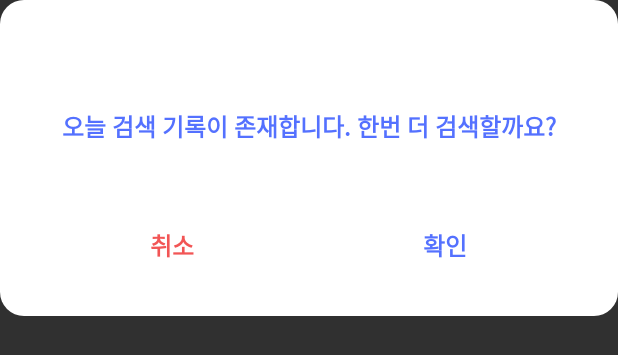
After one commit to b1ctory/Trading-Bot-Mobile, an Android app: the layout layout_dialog.xml on its own in the app's theme, with its tools: preview values and no code run, on a phone screen of 412 x 824 dp. The commit adds this screen. Shown: the top 355 px of the screen. Run offline under Robolectric (Android 15) with nearby library versions, the phone set to English and light mode, and no system bars.

Commit message:
add: Dialog layout and styles

```diff
--- /dev/null
+++ b/Android/app/src/main/res/drawable/style_dialog.xml
@@ -0,0 +1,7 @@
+<shape
+    xmlns:android="http://schemas.android.com/apk/res/android"
+    android:shape="rectangle">
+
+    <corners android:radius="16dp" />
+    <solid android:color="@android:color/white" />
+</shape>
--- /dev/null
+++ b/Android/app/src/main/res/layout/layout_dialog.xml
@@ -0,0 +1,61 @@
+<?xml version="1.0" encoding="utf-8"?>
+<RelativeLayout xmlns:android="http://schemas.android.com/apk/res/android"
+    android:background="@drawable/style_dialog"
+    android:layout_width="match_parent"
+    android:layout_height="wrap_content">
+
+    <TextView
+        android:id="@+id/cert_delete_title"
+        android:layout_width="match_parent"
+        android:layout_height="wrap_content"
+        android:layout_marginTop="72dp"
+        android:layout_marginBottom="40dp"
+        android:text="오늘 검색 기록이 존재합니다. 한번 더 검색할까요?"
+        android:textAlignment="center"
+        android:textStyle="bold"
+        android:textColor="@color/chery_blue"
+        android:textSize="16sp"/>
+
+    <LinearLayout
+        android:weightSum="2"
+        android:layout_below="@id/cert_delete_title"
+        android:layout_width="match_parent"
+        android:layout_height="wrap_content"
+        android:layout_marginBottom="20dp"
+        android:orientation="horizontal">
+
+        <TextView
+            android:id="@+id/cert_delete_dialog_cancel"
+            android:layout_weight="1"
+            android:paddingTop="15dp"
+            android:paddingBottom="15dp"
+            android:layout_width="match_parent"
+            android:layout_height="wrap_content"
+            android:text="취소"
+            android:textColor="@color/red"
+            android:textAlignment="center"
+            android:textStyle="bold"
+            android:textSize="16sp"
+            android:layout_marginStart="24dp"/>
+
+        <TextView
+            android:id="@+id/cert_delete_dialog_ok"
+            android:layout_weight="1"
+            android:paddingTop="15dp"
+            android:paddingBottom="15dp"
+            android:layout_width="match_parent"
+            android:layout_height="wrap_content"
+            android:text="확인"
+            android:textStyle="bold"
+            android:textColor="@color/chery_blue"
+            android:textSize="16sp"
+            android:textAlignment="center"
+            android:layout_marginEnd="24dp"/>
+
+
+
+
+    </LinearLayout>
+
+
+</RelativeLayout>
--- a/Android/app/src/main/res/values/colors.xml
+++ b/Android/app/src/main/res/values/colors.xml
@@ -13,4 +13,5 @@
     <color name="etf_blue">#f5f7ff</color>
     <color name="stock_blue">#e6ebff</color>
     <color name="one_blue">#aab9ff</color>
+    <color name="red">#f25555</color>
 </resources>
```
